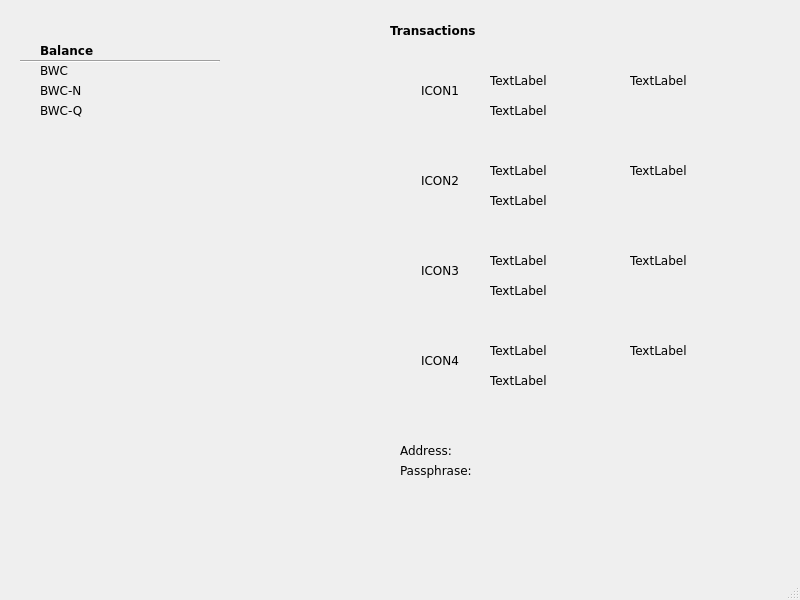
Old version of the form client/gui/mainwindow.ui in the repository TemplateName56/Blockchain_Wallet.
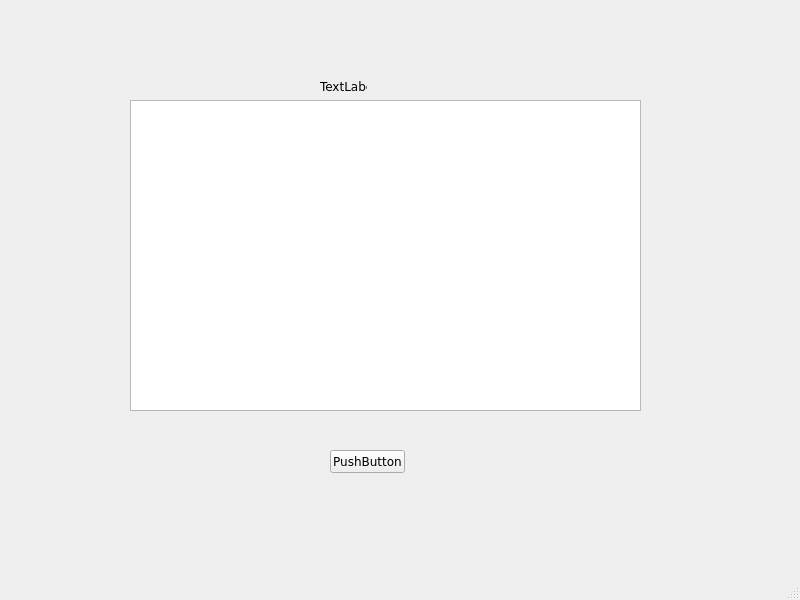
New version of the form. The open tabs and pages were chosen to show the change.

Diff of the .ui file:
```diff
--- a/client/gui/mainwindow.ui
+++ b/client/gui/mainwindow.ui
@@ -1656,6 +1656,50 @@
       </property>
      </widget>
     </widget>
+    <widget class="QWidget" name="blockViewWidget">
+     <property name="minimumSize">
+      <size>
+       <width>800</width>
+       <height>600</height>
+      </size>
+     </property>
+     <widget class="QLabel" name="label">
+      <property name="geometry">
+       <rect>
+        <x>320</x>
+        <y>80</y>
+        <width>47</width>
+        <height>13</height>
+       </rect>
+      </property>
+      <property name="text">
+       <string>TextLabel</string>
+      </property>
+     </widget>
+     <widget class="QTextEdit" name="textEdit">
+      <property name="geometry">
+       <rect>
+        <x>130</x>
+        <y>100</y>
+        <width>511</width>
+        <height>311</height>
+       </rect>
+      </property>
+     </widget>
+     <widget class="QPushButton" name="pushButton">
+      <property name="geometry">
+       <rect>
+        <x>330</x>
+        <y>450</y>
+        <width>75</width>
+        <height>23</height>
+       </rect>
+      </property>
+      <property name="text">
+       <string>PushButton</string>
+      </property>
+     </widget>
+    </widget>
    </widget>
   </widget>
   <widget class="QStatusBar" name="statusbar"/>
```
